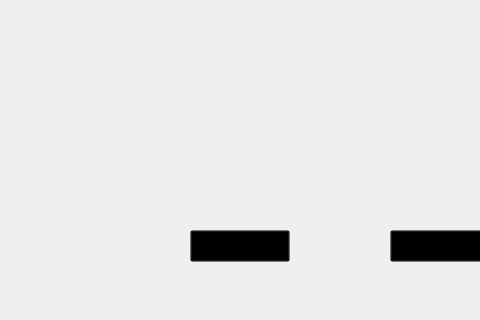
Above: l.ui from jasonpliszak/BlackJackGame_EC327 before the change; both pictures show x 160 to 640 and y 330 to 650 of the 1000 by 650 pixel window. Below: the same form after it.
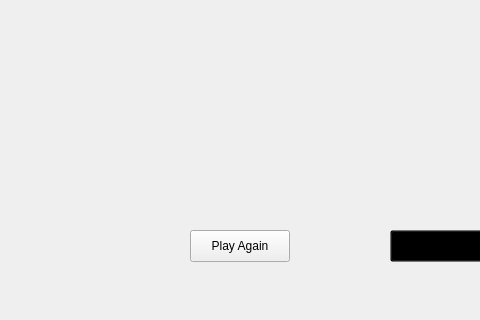
That is the form after the change.

```diff
--- a/l.ui
+++ b/l.ui
@@ -42,7 +42,7 @@
     </rect>
    </property>
    <property name="styleSheet">
-    <string notr="true">background-color: transparent;</string>
+    <string notr="true"/>
    </property>
    <property name="text">
     <string>Play Again</string>
```
